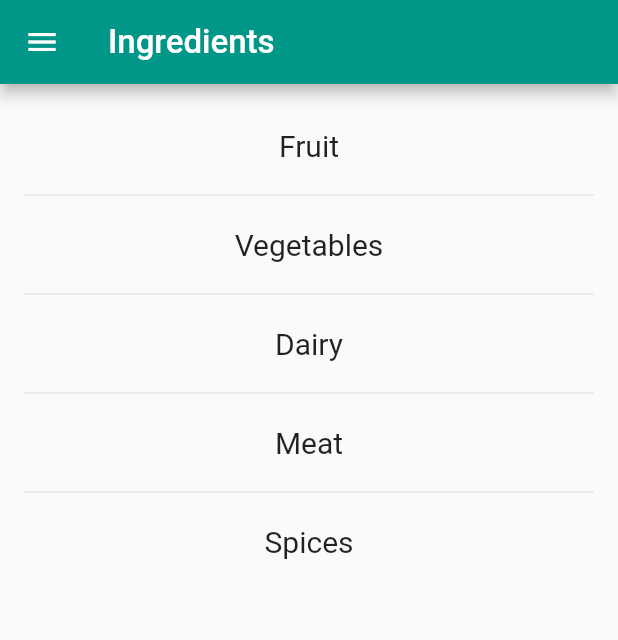
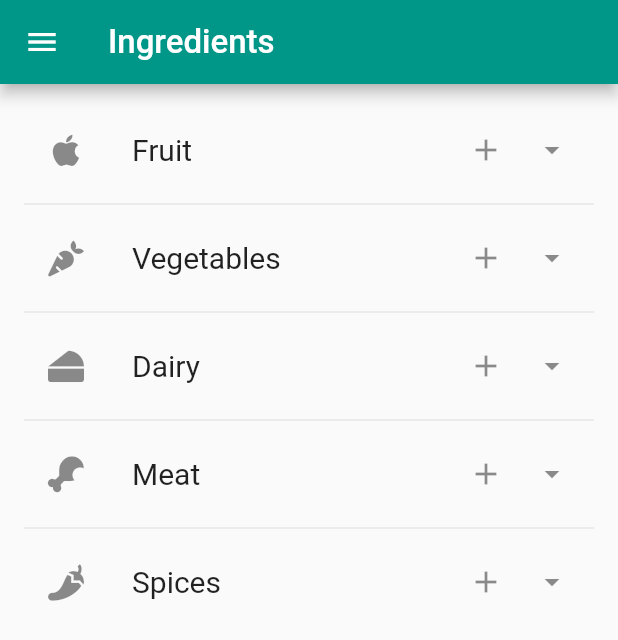
Before and after one commit to ht1006/Food-For-Thought, a Flutter app: the screen it shows after launch, on a phone screen of 412 x 824 dp. Shown: the top 640 px of the screen. Run offline on Flutter 3.47's test engine with Material 2 defaults, Android fonts, the phone set to English and light mode, and no system bars; our stand-ins replace font_awesome_flutter.

Commit message:
Group: added icons for ingredients list

```diff
--- a/lib/main.dart
+++ b/lib/main.dart
@@ -1,4 +1,5 @@
 import 'package:flutter/material.dart';
+import 'package:font_awesome_flutter/font_awesome_flutter.dart';
 
 void main() => runApp(MyApp());
 
@@ -37,14 +38,24 @@ class IngredientsState extends State<Ingredients> {
   Widget _buildIngredients() {
     final List<String> ingredients
       = <String>['Fruit', 'Vegetables', 'Dairy', 'Meat', 'Spices'];
+    final List<IconData> icons
+      = <IconData>[FontAwesomeIcons.apple, FontAwesomeIcons.carrot, FontAwesomeIcons.cheese
+                  , FontAwesomeIcons.drumstickBite, FontAwesomeIcons.pepperHot];
     return ListView.separated(
         padding: const EdgeInsets.all(16.0),
         itemCount: ingredients.length,
         itemBuilder: (BuildContext context, int index) {
-          return Container(
-            height: 50,
-            child: Center(child: Text('${ingredients[index]}',
-                style: new TextStyle(fontSize: 20.0))),
+          return ListTile(
+            leading: Icon(icons[index]),
+            title: Text('${ingredients[index]}',
+                style: new TextStyle(fontSize: 20.0)),
+            trailing: Row(
+                mainAxisSize: MainAxisSize.min,
+                children: <Widget>[
+                  Icon(Icons.add),
+                  Padding(padding: const EdgeInsets.all(10.0)),
+                  Icon(Icons.arrow_drop_down)
+                ]),
           );
         },
       separatorBuilder: (BuildContext context, int index) => const Divider(),
--- a/pubspec.yaml
+++ b/pubspec.yaml
@@ -27,6 +27,7 @@ dependencies:
 dev_dependencies:
   flutter_test:
     sdk: flutter
+  font_awesome_flutter: ^8.4.0
 
 
 # For information on the generic Dart part of this file, see the
```
Also changed, not shown: ios/Flutter/App.framework/flutter_assets/packages/font_awesome_flutter/lib/fonts/fa-brands-400.ttf (added), ios/Flutter/App.framework/flutter_assets/packages/font_awesome_flutter/lib/fonts/fa-regular-400.ttf (added), ios/Flutter/App.framework/flutter_assets/packages/font_awesome_flutter/lib/fonts/fa-solid-900.ttf (added), 3 other files.
